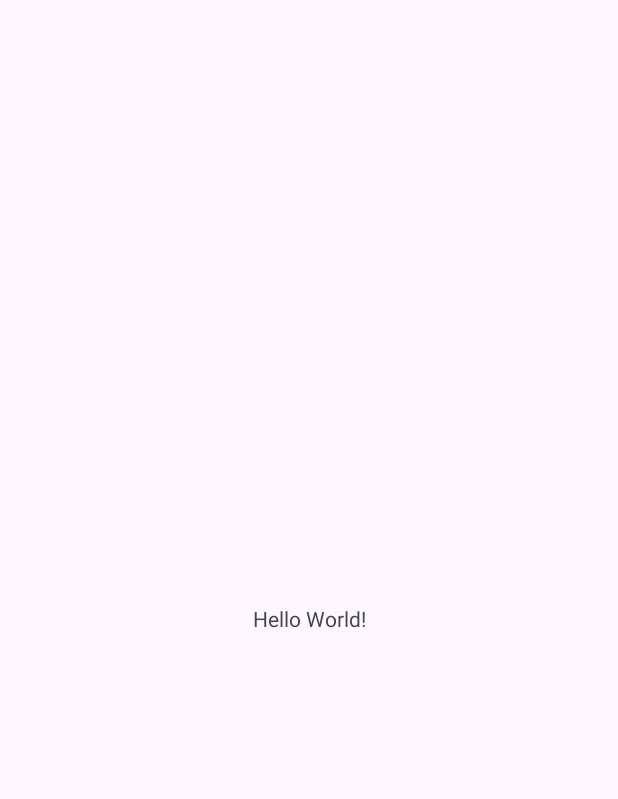
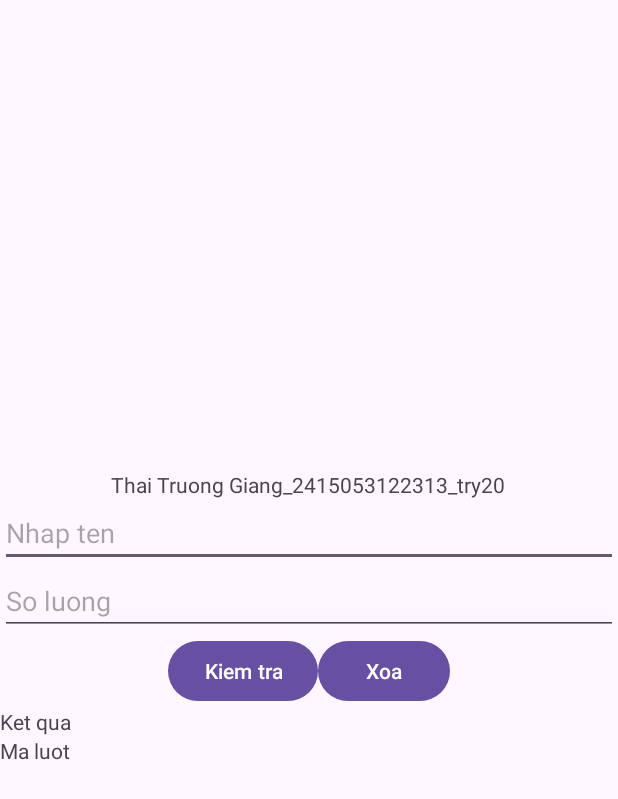
Before and after one commit to truonggiang28-ttg/TestLanN, an Android app: the screen it shows after launch (MainActivity), on a phone screen of 412 x 824 dp. Before the commit the part shown is almost empty. Shown: the top 799 px of the screen. Run offline under Robolectric (Android 15) with nearby library versions, the phone set to English and light mode, and no system bars.

Commit message:
1.1 Giao dien nhap

```diff
--- a/app/src/main/res/layout/activity_main.xml
+++ b/app/src/main/res/layout/activity_main.xml
@@ -1,8 +1,10 @@
 <?xml version="1.0" encoding="utf-8"?>
-<androidx.constraintlayout.widget.ConstraintLayout xmlns:android="http://schemas.android.com/apk/res/android"
+<LinearLayout xmlns:android="http://schemas.android.com/apk/res/android"
     xmlns:app="http://schemas.android.com/apk/res-auto"
     xmlns:tools="http://schemas.android.com/tools"
     android:id="@+id/main"
+    android:orientation="vertical"
+    android:gravity="center"
     android:layout_width="match_parent"
     android:layout_height="match_parent"
     tools:context=".MainActivity">
@@ -10,10 +12,46 @@
     <TextView
         android:layout_width="wrap_content"
         android:layout_height="wrap_content"
-        android:text="Hello World!"
+        android:text="Thai Truong Giang_2415053122313_try20"
         app:layout_constraintBottom_toBottomOf="parent"
         app:layout_constraintEnd_toEndOf="parent"
         app:layout_constraintStart_toStartOf="parent"
         app:layout_constraintTop_toTopOf="parent" />
 
-</androidx.constraintlayout.widget.ConstraintLayout>
+    <EditText
+        android:id="@+id/edtTen"
+        android:hint="Nhap ten"
+        android:layout_width="match_parent"
+        android:layout_height="wrap_content"/>
+    <EditText
+        android:id="@+id/edtSoLuong"
+        android:hint="So luong"
+        android:layout_width="match_parent"
+        android:layout_height="wrap_content"/>
+    <LinearLayout
+        android:orientation="horizontal"
+        android:layout_width="wrap_content"
+        android:layout_height="wrap_content">
+
+        <Button
+            android:id="@+id/btnKiemTra"
+            android:text="Kiem tra"
+            android:layout_width="wrap_content"
+            android:layout_height="wrap_content"/>
+        <Button
+            android:id="@+id/btnXoa"
+            android:text="Xoa"
+            android:layout_width="wrap_content"
+            android:layout_height="wrap_content"/>
+    </LinearLayout>
+    <TextView
+        android:id="@+id/txtKetQua"
+        android:text="Ket qua"
+        android:layout_width="match_parent"
+        android:layout_height="wrap_content"/>
+    <TextView
+        android:id="@+id/txtMaLuot"
+        android:text="Ma luot"
+        android:layout_width="match_parent"
+        android:layout_height="wrap_content"/>
+</LinearLayout>
```
